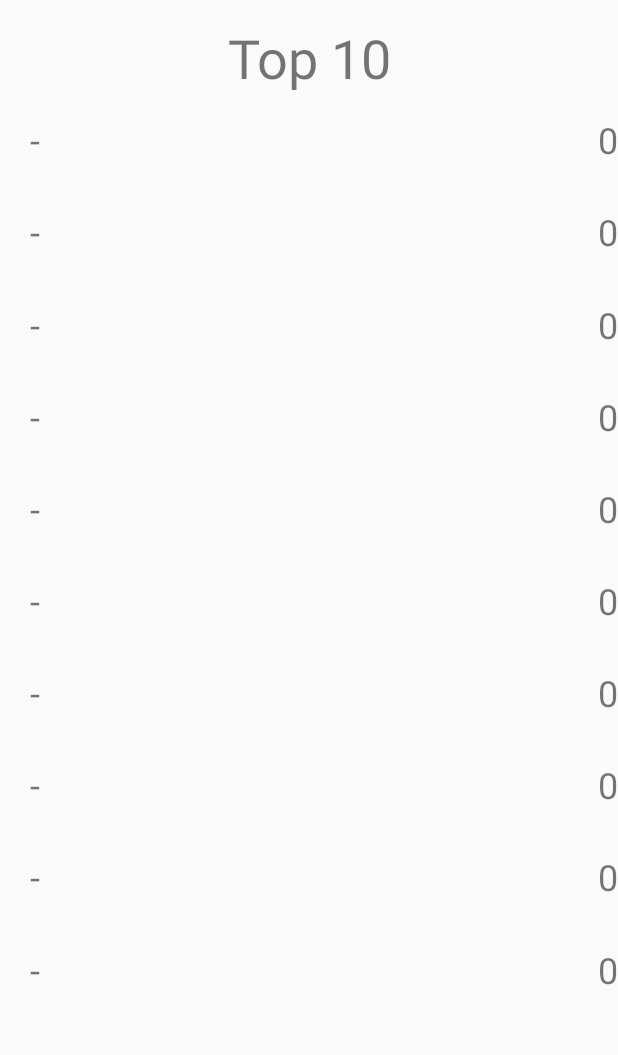
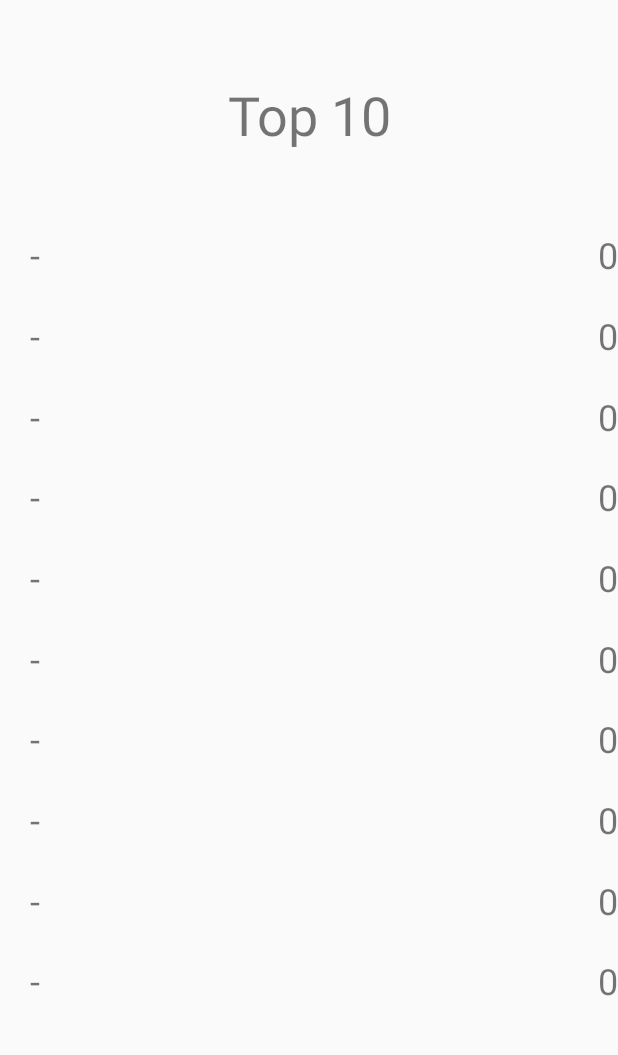
Before and after one commit to ManiCalavera/Bejweled-UNLP, an Android app: the Activity_Ranking screen opened directly, with no data from a screen before it, on a phone screen of 412 x 824 dp, the part 84-1139 px from its top. Run offline under Robolectric (Android 15) with nearby library versions, the phone set to English and light mode, and no system bars; 20 statements that could not run were skipped.

Commit message:
Agrega el land xml a ranking activity

```diff
--- a/app/src/main/java/com/vogella/android/entregan1/MainActivity.java
+++ b/app/src/main/java/com/vogella/android/entregan1/MainActivity.java
@@ -2,6 +2,7 @@ package com.vogella.android.entregan1;
 
 import android.app.Dialog;
 import android.content.DialogInterface;
+import android.content.Intent;
 import android.content.SharedPreferences;
 import android.graphics.Color;
 import android.os.Bundle;
@@ -377,6 +378,7 @@ public class MainActivity extends AppCompatActivity implements View.OnClickListe
         refrescar = findViewById(R.id.mainactivity_btn1);
         refrescar.setAlpha(0.5f);
         terminar = findViewById(R.id.mainactivity_btn2);
+        terminar.setAlpha(0.5f);
         textview_puntaje = findViewById(R.id.numero);
         textview_puntaje.setText(String.valueOf(puntaje));
     }
@@ -1068,6 +1070,8 @@ public class MainActivity extends AppCompatActivity implements View.OnClickListe
                         @Override
                         public void onClick(DialogInterface dialog, int which) {
                             finish();
+                            Intent intent = new Intent (MainActivity.this, Activity_Ranking.class);
+                            startActivity(intent);
                         }
                     })
 
@@ -1087,6 +1091,8 @@ public class MainActivity extends AppCompatActivity implements View.OnClickListe
                                     try {
                                         if (convertiryguardarjasonyguardarpreferencias()) {
                                             finish();
+                                            Intent intent = new Intent (MainActivity.this, Activity_Ranking.class);
+                                            startActivity(intent);
                                         }
                                     } catch (JSONException e) {
                                         e.printStackTrace();
--- /dev/null
+++ b/app/src/main/res/layout-land/activity__ranking.xml
@@ -0,0 +1,303 @@
+<?xml version="1.0" encoding="utf-8"?>
+<ScrollView
+    xmlns:android="http://schemas.android.com/apk/res/android"
+    xmlns:app="http://schemas.android.com/apk/res-auto"
+    android:layout_width="match_parent"
+    android:layout_height="match_parent"
+    >
+
+
+<LinearLayout
+    android:layout_width="match_parent"
+    android:layout_height="wrap_content"
+    android:orientation="vertical"
+    android:weightSum="11"
+    >
+    <LinearLayout
+        android:layout_width="match_parent"
+        android:layout_height="wrap_content"
+        android:layout_weight="1"
+        >
+
+        <TextView
+            android:id="@+id/activity_ranking_tv0"
+            android:layout_width="fill_parent"
+            android:layout_height="40dp"
+            android:text="@string/Top_10"
+            android:textSize="35sp"
+            android:textAlignment="center"
+            android:textStyle="bold"
+            />
+    </LinearLayout>
+    <LinearLayout
+        android:layout_width="match_parent"
+        android:layout_height="wrap_content"
+        android:orientation="horizontal"
+        android:layout_weight="1"
+        android:weightSum="2"
+        >
+
+        <TextView
+            android:id="@+id/activity_ranking_tv1"
+            android:layout_width="match_parent"
+            android:layout_height="wrap_content"
+            android:layout_weight="1"
+            android:textSize="24sp"
+            android:textAlignment="textStart"
+            />
+        <TextView
+            android:id="@+id/activity_ranking_tv2"
+            android:layout_width="match_parent"
+            android:layout_height="wrap_content"
+            android:layout_weight="1"
+            android:textSize="24sp"
+            android:textAlignment="textEnd"
+            />
+
+    </LinearLayout>
+
+    <LinearLayout
+        android:layout_width="match_parent"
+        android:layout_height="wrap_content"
+        android:orientation="horizontal"
+        android:layout_weight="1"
+        android:weightSum="2"
+
+        >
+        <TextView
+            android:id="@+id/activity_ranking_tv3"
+            android:layout_width="match_parent"
+            android:layout_height="wrap_content"
+            android:layout_weight="1"
+            android:textSize="24sp"
+            android:textAlignment="textStart"
+            />
+        <TextView
+            android:id="@+id/activity_ranking_tv4"
+            android:layout_width="match_parent"
+            android:layout_height="wrap_content"
+            android:layout_weight="1"
+            android:textSize="24sp"
+            android:textAlignment="textEnd"
+            />
+    </LinearLayout>
+    <LinearLayout
+            android:layout_width="match_parent"
+            android:layout_height="wrap_content"
+            android:orientation="horizontal"
+            android:layout_weight="1"
+            android:weightSum="2"
+
+            >
+            <TextView
+                android:id="@+id/activity_ranking_tv5"
+                android:layout_width="match_parent"
+                android:layout_height="wrap_content"
+                android:layout_weight="1"
+                android:textSize="24sp"
+                android:textAlignment="textStart"
+                />
+            <TextView
+                android:id="@+id/activity_ranking_tv6"
+                android:layout_width="match_parent"
+                android:layout_height="wrap_content"
+                android:layout_weight="1"
+                android:textSize="24sp"
+                android:textAlignment="textEnd"
+                />
+
+        </LinearLayout>
+
+    <LinearLayout
+        android:layout_width="match_parent"
+        android:layout_height="wrap_content"
+        android:orientation="horizontal"
+        android:layout_weight="1"
+        android:weightSum="2"
+        >
+        <TextView
+            android:id="@+id/activity_ranking_tv7"
+            android:layout_width="match_parent"
+            android:layout_height="wrap_content"
+            android:layout_weight="1"
+            android:textSize="24sp"
+            android:textAlignment="textStart"
+            />
+        <TextView
+            android:id="@+id/activity_ranking_tv8"
+            android:layout_width="match_parent"
+            android:layout_height="wrap_content"
+            android:layout_weight="1"
+            android:textSize="24sp"
+            android:textAlignment="textEnd"
+            />
+
+    </LinearLayout>
+    <LinearLayout
+        android:layout_width="match_parent"
+        android:layout_height="wrap_content"
+        android:orientation="horizontal"
+        android:layout_weight="1"
+        android:weightSum="2"
+
+        >
+        <TextView
+            android:id="@+id/activity_ranking_tv9"
+            android:layout_width="match_parent"
+            android:layout_height="wrap_content"
+            android:layout_weight="1"
+            android:textSize="24sp"
+            android:textAlignment="textStart"
+            />
+        <TextView
+            android:id="@+id/activity_ranking_tv10"
+            android:layout_width="match_parent"
+            android:layout_height="wrap_content"
+            android:layout_weight="1"
+            android:textSize="24sp"
+            android:textAlignment="textEnd"
+            />
+
+    </LinearLayout>
+
+    <LinearLayout
+        android:layout_width="match_parent"
+        android:layout_height="wrap_content"
+        android:orientation="horizontal"
+        android:layout_weight="1"
+        android:weightSum="2"
+        >
+        <TextView
+            android:id="@+id/activity_ranking_tv11"
+            android:layout_width="match_parent"
+            android:layout_height="wrap_content"
+            android:layout_weight="1"
+            android:textSize="24sp"
+            android:textAlignment="textStart"
+            />
+        <TextView
+            android:id="@+id/activity_ranking_tv12"
+            android:layout_width="match_parent"
+            android:layout_height="wrap_content"
+            android:layout_weight="1"
+            android:textSize="24sp"
+            android:textAlignment="textEnd"
+            />
+
+    </LinearLayout>
+
+    <LinearLayout
+        android:layout_width="match_parent"
+        android:layout_height="wrap_content"
+        android:orientation="horizontal"
+        android:layout_weight="1"
+        android:weightSum="2"
+        >
+        <TextView
+            android:id="@+id/activity_ranking_tv13"
+            android:layout_width="match_parent"
+            android:layout_height="wrap_content"
+            android:layout_weight="1"
+            android:textSize="24sp"
+            android:textAlignment="textStart"
+            />
+        <TextView
+            android:id="@+id/activity_ranking_tv14"
+            android:layout_width="match_parent"
+            android:layout_height="wrap_content"
+            android:layout_weight="1"
+            android:textSize="24sp"
+            android:textAlignment="textEnd"
+            />
+
+    </LinearLayout>
+
+    <LinearLayout
+        android:layout_width="match_parent"
+        android:layout_height="wrap_content"
+        android:orientation="horizontal"
+        android:layout_weight="1"
+        android:weightSum="2"
+
+        >
+        <TextView
+            android:id="@+id/activity_ranking_tv15"
+            android:layout_width="match_parent"
+            android:layout_height="wrap_content"
+            android:layout_weight="1"
+            android:textSize="24sp"
+            android:textAlignment="textStart"
+            />
+        <TextView
+            android:id="@+id/activity_ranking_tv16"
+            android:layout_width="match_parent"
+            android:layout_height="wrap_content"
+            android:layout_weight="1"
+            android:textSize="24sp"
+            android:textAlignment="textEnd"
+            />
+
+    </LinearLayout>
+
+    <LinearLayout
+        android:layout_width="match_parent"
+        android:layout_height="wrap_content"
+        android:orientation="horizontal"
+        android:layout_weight="1"
+        android:weightSum="2"
+        >
+        <TextView
+            android:id="@+id/activity_ranking_tv17"
+            android:layout_width="match_parent"
+            android:layout_height="wrap_content"
+            android:layout_weight="1"
+            android:textSize="24sp"
+            android:textAlignment="textStart"
+            />
+        <TextView
+            android:id="@+id/activity_ranking_tv18"
+            android:layout_width="match_parent"
+            android:layout_height="wrap_content"
+            android:layout_weight="1"
+            android:textSize="24sp"
+            android:textAlignment="textEnd"
+            />
+
+    </LinearLayout>
+
+    <LinearLayout
+        android:layout_width="match_parent"
+        android:layout_height="wrap_content"
+        android:orientation="horizontal"
+        android:layout_weight="1"
+        android:weightSum="2"
+        >
+        <TextView
+            android:id="@+id/activity_ranking_tv19"
+            android:layout_width="match_parent"
+            android:layout_height="wrap_content"
+            android:layout_weight="1"
+            android:textSize="24sp"
+            android:textAlignment="textStart"
+            />
+        <TextView
+            android:id="@+id/activity_ranking_tv20"
+            android:layout_width="match_parent"
+            android:layout_height="wrap_content"
+            android:layout_weight="1"
+            android:textSize="24sp"
+            android:textAlignment="textEnd"
+            />
+
+    </LinearLayout>
+
+
+
+
+</LinearLayout>
+
+
+
+
+
+</ScrollView>
--- a/app/src/main/res/layout/activity__ranking.xml
+++ b/app/src/main/res/layout/activity__ranking.xml
@@ -293,10 +293,9 @@
         android:id="@+id/activity_ranking_guideline0"
         android:layout_width="wrap_content"
         android:layout_height="wrap_content"
-        android:layout_marginEnd="411dp"
         android:orientation="horizontal"
         app:layout_constraintEnd_toEndOf="parent"
-        app:layout_constraintGuide_percent="0.1"
+        app:layout_constraintGuide_percent="0.2"
          />
 
     <android.support.constraint.Guideline
```
Also changed, not shown: 3 other files.
